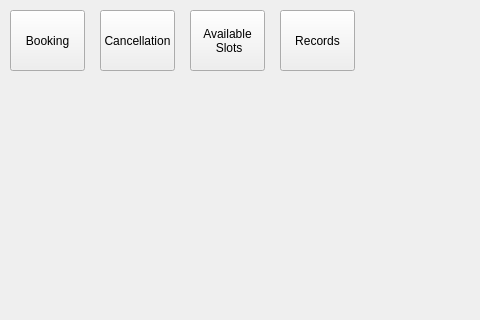
First picture: the form in mainwindow.ui, repository nischalg8/Qt-Doctor-Appointment-System, before the edit; both pictures show x 0 to 480 and y 0 to 320 of the 758 by 438 pixel window.
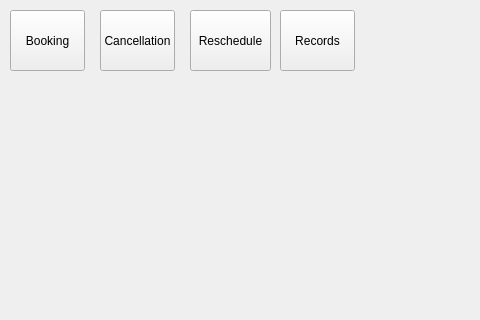
Second picture: the form after the edit.

```diff
--- a/mainwindow.ui
+++ b/mainwindow.ui
@@ -45,13 +45,12 @@
      <rect>
       <x>190</x>
       <y>10</y>
-      <width>75</width>
+      <width>81</width>
       <height>61</height>
      </rect>
     </property>
     <property name="text">
-     <string>Available
- Slots</string>
+     <string>Reschedule</string>
     </property>
    </widget>
    <widget class="QPushButton" name="btnRecords">
```
Left out of the diff: 2 changed lines with no effect on the pictures.
